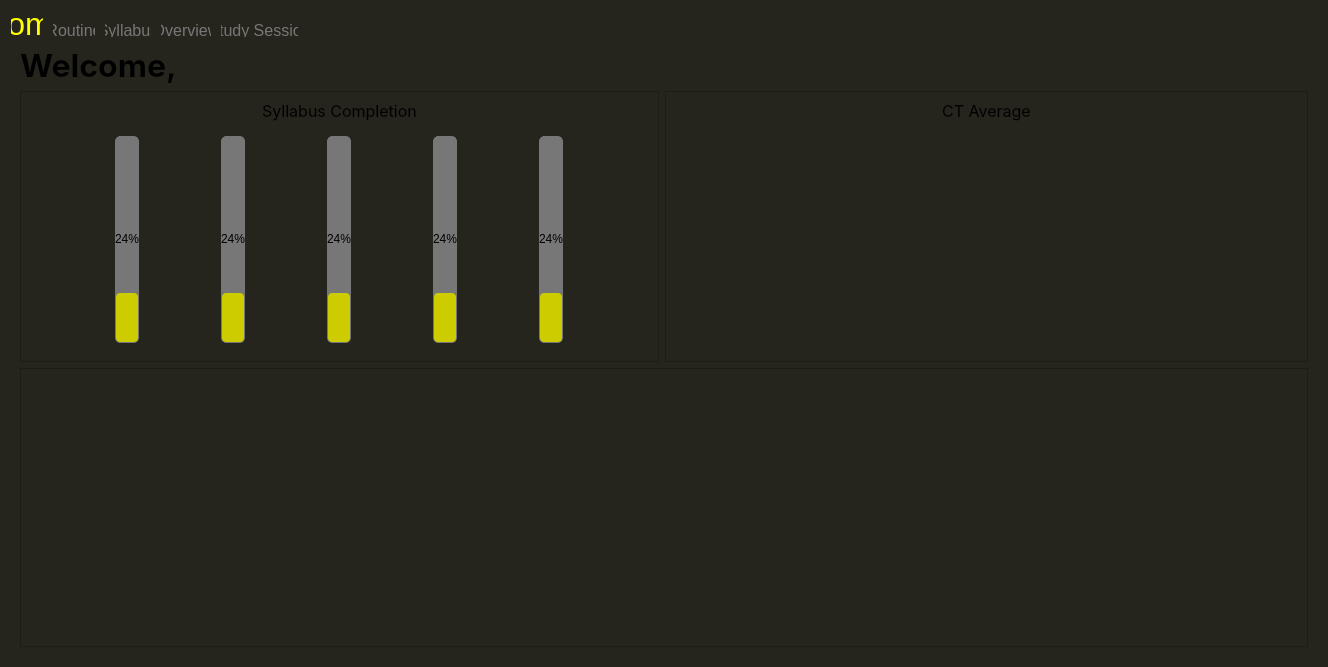
Above: frontend_folder/uipy/homepageWidget.ui from Saadman-Saif/Smart_Academic_Progress_Syllabus_Tracker before the change. Below: the same form after it.
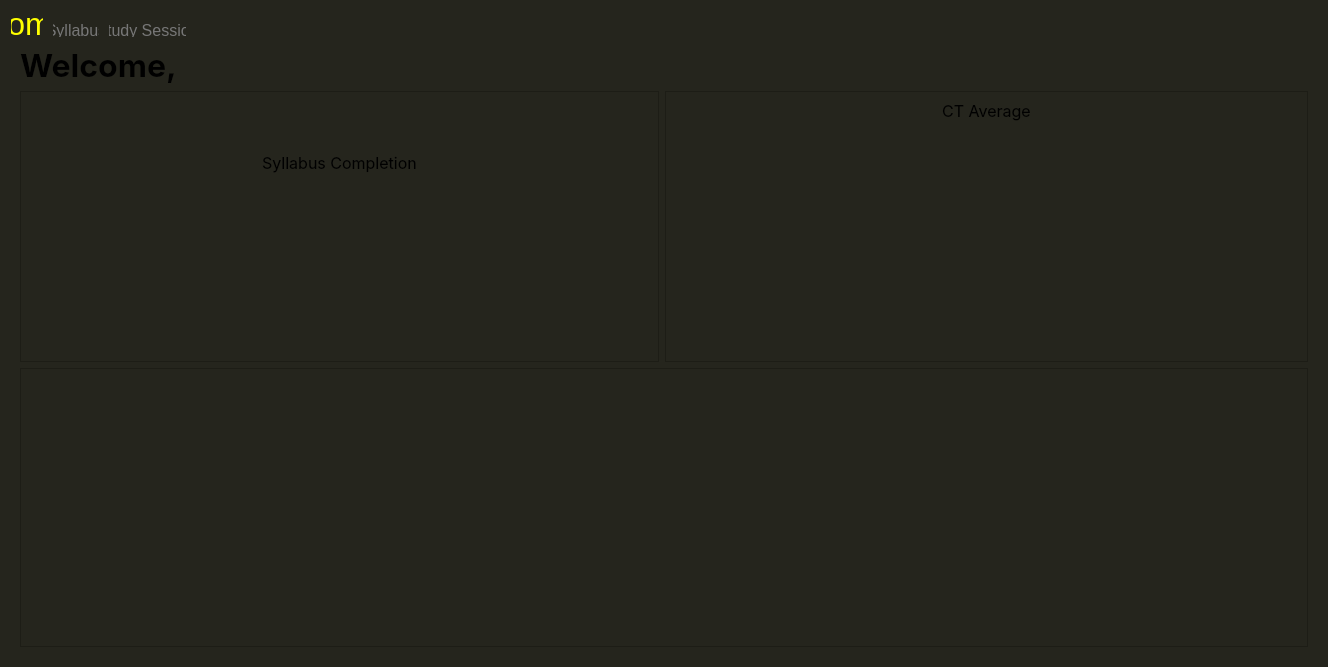
That is the form after the change. The open tabs and pages were chosen to show the change. Icons and pictures are not drawn. Custom widgets are drawn as their Qt base class.

```diff
--- a/frontend_folder/uipy/homepageWidget.ui
+++ b/frontend_folder/uipy/homepageWidget.ui
@@ -155,97 +155,7 @@
             <property name="frameShadow">
              <enum>QFrame::Shadow::Raised</enum>
             </property>
-            <layout class="QHBoxLayout" name="horizontalLayout">
-             <item>
-              <widget class="QProgressBar" name="progressBar">
-               <property name="value">
-                <number>24</number>
-               </property>
-               <property name="orientation">
-                <enum>Qt::Orientation::Vertical</enum>
-               </property>
-               <property name="invertedAppearance">
-                <bool>false</bool>
-               </property>
-               <property name="textDirection">
-                <enum>QProgressBar::Direction::TopToBottom</enum>
-               </property>
-              </widget>
-             </item>
-             <item>
-              <widget class="QProgressBar" name="progressBar_2">
-               <property name="value">
-                <number>24</number>
-               </property>
-               <property name="orientation">
-                <enum>Qt::Orientation::Vertical</enum>
-               </property>
-               <property name="invertedAppearance">
-                <bool>false</bool>
-               </property>
-               <property name="textDirection">
-                <enum>QProgressBar::Direction::TopToBottom</enum>
-               </property>
-              </widget>
-             </item>
-             <item>
-              <widget class="QProgressBar" name="progressBar_3">
-               <property name="value">
-                <number>24</number>
-               </property>
-               <property name="orientation">
-                <enum>Qt::Orientation::Vertical</enum>
-               </property>
-               <property name="invertedAppearance">
-                <bool>false</bool>
-               </property>
-               <property name="textDirection">
-                <enum>QProgressBar::Direction::TopToBottom</enum>
-               </property>
-              </widget>
-             </item>
-             <item>
-              <widget class="QProgressBar" name="progressBar_4">
-               <property name="value">
-                <number>24</number>
-               </property>
-               <property name="orientation">
-                <enum>Qt::Orientation::Vertical</enum>
-               </property>
-               <property name="invertedAppearance">
-                <bool>false</bool>
-               </property>
-               <property name="textDirection">
-                <enum>QProgressBar::Direction::TopToBottom</enum>
-               </property>
-              </widget>
-             </item>
-             <item>
-              <widget class="QProgressBar" name="progressBar_5">
-               <property name="sizePolicy">
-                <sizepolicy hsizetype="Fixed" vsizetype="Expanding">
-                 <horstretch>0</horstretch>
-                 <verstretch>0</verstretch>
-                </sizepolicy>
-               </property>
-               <property name="value">
-                <number>24</number>
-               </property>
-               <property name="textVisible">
-                <bool>true</bool>
-               </property>
-               <property name="orientation">
-                <enum>Qt::Orientation::Vertical</enum>
-               </property>
-               <property name="invertedAppearance">
-                <bool>false</bool>
-               </property>
-               <property name="textDirection">
-                <enum>QProgressBar::Direction::TopToBottom</enum>
-               </property>
-              </widget>
-             </item>
-            </layout>
+            <layout class="QHBoxLayout" name="horizontalLayout"/>
            </widget>
           </item>
          </layout>
@@ -342,11 +252,6 @@
        </item>
       </layout>
      </widget>
-     <widget class="QWidget" name="tab_2">
-      <attribute name="title">
-       <string>Routine</string>
-      </attribute>
-     </widget>
      <widget class="QWidget" name="tab_5">
       <attribute name="title">
        <string>Syllabus</string>
@@ -361,11 +266,6 @@
        </item>
       </layout>
      </widget>
-     <widget class="QWidget" name="tab_6">
-      <attribute name="title">
-       <string>Overview</string>
-      </attribute>
-     </widget>
      <widget class="QWidget" name="tab_7">
       <attribute name="title">
        <string>Study Session</string>
```
